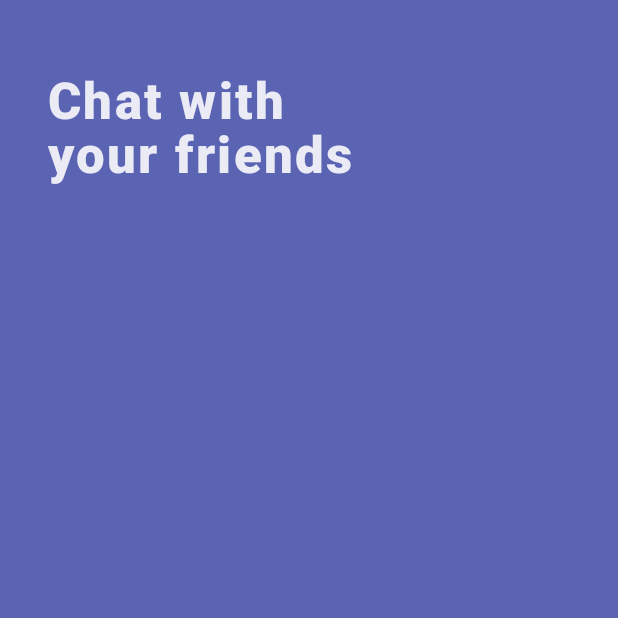
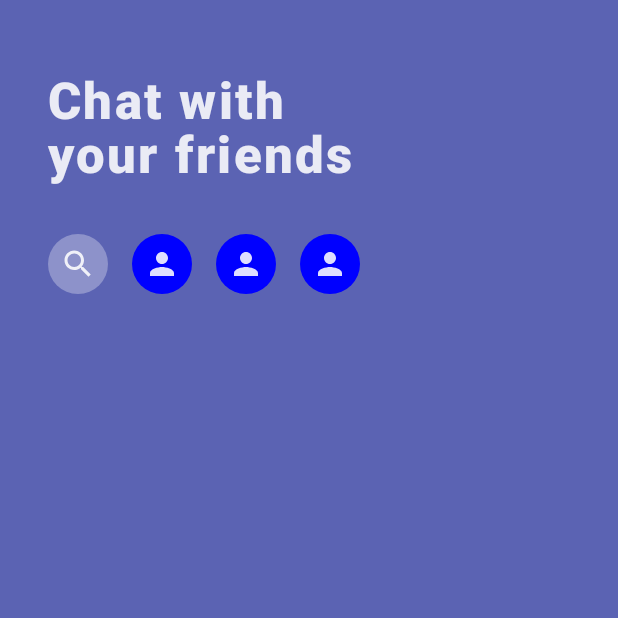
Before and after one commit to jvillad1/Chatpose, an Android app built with Jetpack Compose: the screen it shows after launch (MainActivity), on a phone screen of 412 x 824 dp, the top half of it. Run offline under Robolectric (Android 15) with nearby library versions, the phone set to English and light mode, and no system bars.

Commit message:
feat: Clickable CircularBox

```diff
--- a/app/src/main/java/dev/compose/chat/MainActivity.kt
+++ b/app/src/main/java/dev/compose/chat/MainActivity.kt
@@ -17,10 +17,7 @@ class MainActivity : ComponentActivity() {
         super.onCreate(savedInstanceState)
         setContent {
             ChatposeTheme {
-                // A surface container using the 'background' color from the theme
-                Surface(color = MaterialTheme.colors.background) {
-                    ChatsScreen()
-                }
+                ChatsScreen()
             }
         }
     }
--- a/app/src/main/java/dev/compose/chat/ui/components/CircularBox.kt
+++ b/app/src/main/java/dev/compose/chat/ui/components/CircularBox.kt
@@ -1,9 +1,14 @@
 package dev.compose.chat.ui.components
 
 import androidx.compose.foundation.background
+import androidx.compose.foundation.clickable
 import androidx.compose.foundation.layout.Box
 import androidx.compose.foundation.shape.CircleShape
+import androidx.compose.material.Icon
+import androidx.compose.material.icons.Icons
+import androidx.compose.material.icons.filled.Search
 import androidx.compose.runtime.Composable
+import androidx.compose.ui.Alignment
 import androidx.compose.ui.Modifier
 import androidx.compose.ui.graphics.Color
 import androidx.compose.ui.tooling.preview.Devices
@@ -11,11 +16,18 @@ import androidx.compose.ui.tooling.preview.Preview
 import dev.compose.chat.ui.theme.ChatposeTheme
 
 @Composable
-fun CircularBox() {
+fun CircularBox(
+    modifier: Modifier = Modifier,
+    backgroundColor: Color = Color.Transparent,
+    content: @Composable() () -> Unit
+) {
     Box(
-        modifier = Modifier.background(color = Color.Blue, shape = CircleShape)
+        modifier = modifier
+            .clickable {  }
+            .background(color = backgroundColor, shape = CircleShape),
+        contentAlignment = Alignment.Center
     ) {
-
+        content()
     }
 }
 
@@ -28,6 +40,10 @@ fun CircularBox() {
 @Composable
 fun CircularIconPreview() {
     ChatposeTheme(darkTheme = true) {
-        CircularBox()
+        CircularBox(
+            backgroundColor = Color.Green
+        ) {
+            Icon(imageVector = Icons.Default.Search, contentDescription = "")
+        }
     }
 }
--- a/app/src/main/java/dev/compose/chat/ui/screens/chats/ChatsScreen.kt
+++ b/app/src/main/java/dev/compose/chat/ui/screens/chats/ChatsScreen.kt
@@ -1,19 +1,29 @@
 package dev.compose.chat.ui.screens.chats
 
 import androidx.compose.foundation.layout.Column
+import androidx.compose.foundation.layout.PaddingValues
 import androidx.compose.foundation.layout.Spacer
 import androidx.compose.foundation.layout.height
+import androidx.compose.foundation.layout.padding
+import androidx.compose.foundation.layout.size
 import androidx.compose.foundation.lazy.LazyRow
+import androidx.compose.foundation.lazy.items
+import androidx.compose.material.Icon
 import androidx.compose.material.Scaffold
+import androidx.compose.material.icons.Icons
+import androidx.compose.material.icons.filled.Search
 import androidx.compose.runtime.Composable
 import androidx.compose.ui.Modifier
+import androidx.compose.ui.graphics.Color
 import androidx.compose.ui.res.stringResource
 import androidx.compose.ui.tooling.preview.Devices
 import androidx.compose.ui.tooling.preview.Preview
 import androidx.compose.ui.unit.dp
 import dev.compose.chat.Contact
 import dev.compose.chat.R
+import dev.compose.chat.ui.components.CircularBox
 import dev.compose.chat.ui.components.ScreenTitleText
+import dev.compose.chat.ui.screens.chats.components.HorizontalContactsList
 import dev.compose.chat.ui.theme.ChatposeTheme
 
 val contacts = listOf(
@@ -28,11 +38,7 @@ fun ChatsScreen() {
         Column() {
             Spacer(modifier = Modifier.height(16.dp))
             ScreenTitleText(title = stringResource(R.string.chats_title))
-            LazyRow() {
-                contacts.forEach {
-
-                }
-            }
+            HorizontalContactsList(contacts)
         }
     }
 }
--- /dev/null
+++ b/app/src/main/java/dev/compose/chat/ui/screens/chats/components/HorizontalContactsList.kt
@@ -0,0 +1,57 @@
+package dev.compose.chat.ui.screens.chats.components
+
+import androidx.compose.foundation.clickable
+import androidx.compose.foundation.layout.Column
+import androidx.compose.foundation.layout.PaddingValues
+import androidx.compose.foundation.layout.Spacer
+import androidx.compose.foundation.layout.height
+import androidx.compose.foundation.layout.padding
+import androidx.compose.foundation.layout.size
+import androidx.compose.foundation.lazy.LazyRow
+import androidx.compose.foundation.lazy.itemsIndexed
+import androidx.compose.material.Icon
+import androidx.compose.material.Scaffold
+import androidx.compose.material.icons.Icons
+import androidx.compose.material.icons.filled.Person
+import androidx.compose.material.icons.filled.Search
+import androidx.compose.runtime.Composable
+import androidx.compose.ui.Modifier
+import androidx.compose.ui.graphics.Color
+import androidx.compose.ui.res.stringResource
+import androidx.compose.ui.unit.dp
+import dev.compose.chat.Contact
+import dev.compose.chat.R
+import dev.compose.chat.ui.components.CircularBox
+import dev.compose.chat.ui.components.ScreenTitleText
+
+@Composable
+fun HorizontalContactsList(
+    contacts: List<Contact>,
+    onSearchClicked: (() -> Unit) = {},
+    onContactClicked: (Contact) -> Unit = {}
+) {
+    LazyRow(
+        contentPadding = PaddingValues(start = 32.dp, end = 32.dp)
+    ) {
+        item {
+            CircularBox(
+                modifier = Modifier
+                    .padding(end = 16.dp)
+                    .size(40.dp),
+                backgroundColor = Color.White.copy(alpha = 0.3f)
+            ) {
+                Icon(imageVector = Icons.Default.Search, contentDescription = "")
+            }
+        }
+        itemsIndexed(contacts) { index, contact ->
+            CircularBox(
+                modifier = Modifier
+                    .padding(end = if (index == contacts.size) 0.dp else 16.dp)
+                    .size(40.dp),
+                backgroundColor = Color.Blue
+            ) {
+                Icon(imageVector = Icons.Default.Person, contentDescription = "")
+            }
+        }
+    }
+}
```
